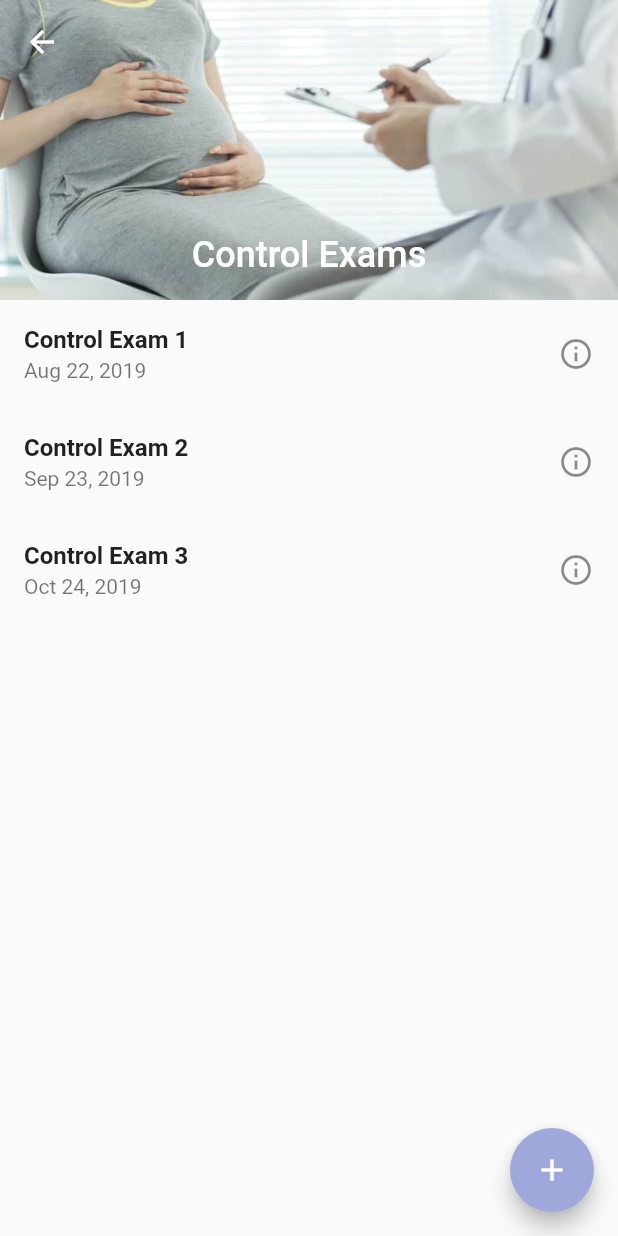
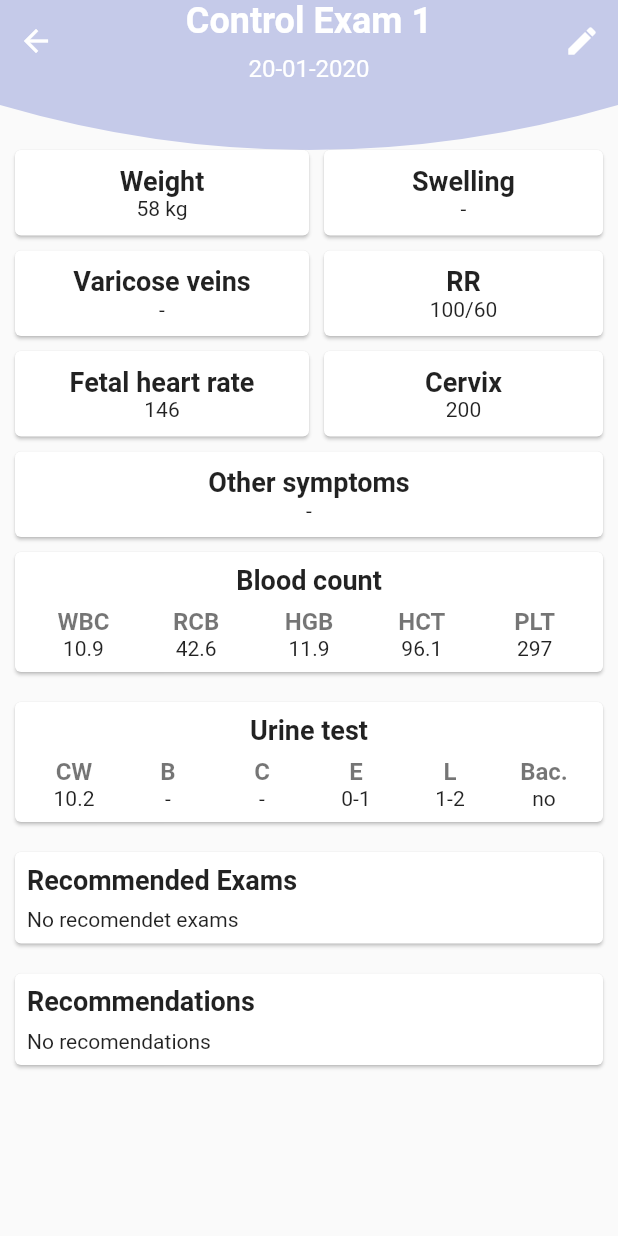
Before and after one commit to ReccaFlames/pregnancy_card, a Flutter app: the ControlExamsPage screen opened directly, after a tap on "Control Exam 1", on a phone screen of 412 x 824 dp. Run offline on Flutter 3.47's test engine with Material 2 defaults, Android fonts, the phone set to English and light mode, and no system bars; our stand-ins replace circular_check_box, image_picker; network calls fail; project files that could hold a hidden picture were left out.

Commit message:
tech: added control exams page

```diff
--- /dev/null
+++ b/lib/control_exam_details_page.dart
@@ -0,0 +1,417 @@
+import 'package:flutter/material.dart';
+import 'package:pregnancy_card/arc_banner_image.dart';
+
+class ControlExamDetails extends StatefulWidget {
+  @override
+  State<StatefulWidget> createState() => ControlExamDetailsState();
+}
+
+class ControlExamDetailsState extends State<ControlExamDetails> {
+
+  @override
+  Widget build(BuildContext context) {
+    var navigation = Row(
+      mainAxisAlignment: MainAxisAlignment.spaceBetween,
+      children: [
+        IconButton(
+          icon: Icon(Icons.arrow_back, color: Colors.white),
+          iconSize: 24,
+          onPressed: () {
+            Navigator.of(context).pop();
+          },
+        ),
+        Column(
+          children: <Widget>[
+            Text(
+              'Control Exam 1',
+              style: TextStyle(
+                color: Colors.white,
+                fontSize: 24,
+                fontWeight: FontWeight.bold,
+              ),
+            ),
+            SizedBox(height: 8.0),
+            Text(
+              '20-01-2020',
+              style: TextStyle(
+                color: Colors.white,
+                fontSize: 16,
+              ),
+            ),
+          ],
+        ),
+        IconButton(
+          icon: Icon(Icons.edit, color: Colors.white),
+          iconSize: 24,
+          onPressed: () {
+//            Navigator.push(
+//              context,
+//              MaterialPageRoute(builder: (context) => UsgEditPage()),
+//            );
+          },
+        ),
+      ],
+    );
+
+    var titleStyle = TextStyle(
+      fontWeight: FontWeight.bold,
+      fontSize: 18,
+    );
+
+    var tableHeadStyle = TextStyle(
+      fontWeight: FontWeight.bold,
+      color: Colors.black54,
+      fontSize: 16,
+    );
+
+    return Scaffold(
+      body: Column(
+        children: <Widget>[
+          Stack(
+            children: <Widget>[
+              Container(
+                color: Theme.of(context).backgroundColor,
+              ),
+              ClipPath(
+                clipper: ArcClipper(),
+                child: Container(
+                  height: 100,
+                  width: MediaQuery.of(context).size.width,
+                  color: Theme.of(context).primaryColor,
+                ),
+              ),
+              SafeArea(
+                  child: navigation,
+              ),
+            ],
+          ),
+          Flexible(
+            child: ListView(
+              children: <Widget>[
+                Container(
+                  child: Row(
+                    children: <Widget>[
+                      Expanded(
+                        flex: 1,
+                        child: Card(
+                          margin: EdgeInsets.only(left: 10),
+                          child: Padding(
+                            padding: const EdgeInsets.all(10.0),
+                            child: Column(
+                              children: <Widget>[
+                                Text(
+                                  'Weight',
+                                  style: titleStyle,
+                                ),
+                                Text('58 kg'),
+                              ],
+                            ),
+                          ),
+                        ),
+                      ),
+                      Expanded(
+                        flex: 1,
+                        child: Card(
+                          margin: EdgeInsets.only(left: 10, right: 10),
+                          child: Padding(
+                            padding: const EdgeInsets.all(10.0),
+                            child: Column(
+                              children: <Widget>[
+                                Text(
+                                  'Swelling',
+                                  style: titleStyle,
+                                ),
+                                Text('-'),
+                              ],
+                            ),
+                          ),
+                        ),
+                      ),
+                    ],
+                  ),
+                ),
+                Container(
+                  padding: EdgeInsets.only(top: 10),
+                  child: Row(
+                    children: <Widget>[
+                      Expanded(
+                        flex: 1,
+                        child: Card(
+                          margin: EdgeInsets.only(left: 10),
+                          child: Padding(
+                            padding: const EdgeInsets.all(10.0),
+                            child: Column(
+                              children: <Widget>[
+                                Text(
+                                  'Varicose veins',
+                                  style: titleStyle,
+                                ),
+                                Text('-'),
+                              ],
+                            ),
+                          ),
+                        ),
+                      ),
+                      Expanded(
+                        flex: 1,
+                        child: Card(
+                          margin: EdgeInsets.only(left: 10, right: 10),
+                          child: Padding(
+                            padding: const EdgeInsets.all(10.0),
+                            child: Column(
+                              children: <Widget>[
+                                Text(
+                                  'RR',
+                                  style: titleStyle,
+                                ),
+                                Text('100/60'),
+                              ],
+                            ),
+                          ),
+                        ),
+                      ),
+                    ],
+                  ),
+                ),
+                Container(
+                  padding: EdgeInsets.only(top: 10),
+                  child: Row(
+                    children: <Widget>[
+                      Expanded(
+                        flex: 1,
+                        child: Card(
+                          margin: EdgeInsets.only(left: 10),
+                          child: Padding(
+                            padding: const EdgeInsets.all(10.0),
+                            child: Column(
+                              children: <Widget>[
+                                Text(
+                                  'Fetal heart rate',
+                                  style: titleStyle,
+                                ),
+                                Text('146'),
+                              ],
+                            ),
+                          ),
+                        ),
+                      ),
+                      Expanded(
+                        flex: 1,
+                        child: Card(
+                          margin: EdgeInsets.only(left: 10, right: 10),
+                          child: Padding(
+                            padding: const EdgeInsets.all(10.0),
+                            child: Column(
+                              children: <Widget>[
+                                Text(
+                                  'Cervix',
+                                  style: titleStyle,
+                                ),
+                                Text('200'),
+                              ],
+                            ),
+                          ),
+                        ),
+                      ),
+                    ],
+                  ),
+                ),
+                Container(
+                  padding: EdgeInsets.only(top: 10),
+                  child: Row(
+                    children: <Widget>[
+                      Expanded(
+                        flex: 1,
+                        child: Card(
+                          margin: EdgeInsets.symmetric(horizontal: 10),
+                          child: Padding(
+                            padding: const EdgeInsets.all(10.0),
+                            child: Column(
+                              children: <Widget>[
+                                Text(
+                                  'Other symptoms',
+                                  style: titleStyle,
+                                ),
+                                Text('-'),
+                              ],
+                            ),
+                          ),
+                        ),
+                      ),
+                    ],
+                  ),
+                ),
+                Container(
+                  child: Card(
+                    margin: EdgeInsets.all(10),
+                    child: Padding(
+                      padding: const EdgeInsets.all(8.0),
+                      child: Column(
+                        children: <Widget>[
+                          Text(
+                            'Blood count',
+                            style: titleStyle,
+                          ),
+                          SizedBox(height: 8.0),
+                          Table(
+                            children: [
+                              TableRow(children: [
+                                Center(
+                                  child: Text(
+                                    'WBC',
+                                    style: tableHeadStyle,
+                                  ),
+                                ),
+                                Center(
+                                  child: Text(
+                                    'RCB',
+                                    style: tableHeadStyle,
+                                  ),
+                                ),
+                                Center(
+                                  child: Text(
+                                    'HGB',
+                                    style: tableHeadStyle,
+                                  ),
+                                ),
+                                Center(
+                                  child: Text(
+                                    'HCT',
+                                    style: tableHeadStyle,
+                                  ),
+                                ),
+                                Center(
+                                  child: Text(
+                                    'PLT',
+                                    style: tableHeadStyle,
+                                  ),
+                                ),
+                              ]),
+                              TableRow(children: [
+                                Center(child: Text('10.9')),
+                                Center(child: Text('42.6')),
+                                Center(child: Text('11.9')),
+                                Center(child: Text('96.1')),
+                                Center(child: Text('297')),
+                              ]),
+                            ],
+                          ),
+                        ],
+                      ),
+                    ),
+                  ),
+                ),
+                Container(
+                  child: Card(
+                    margin: EdgeInsets.all(10),
+                    child: Padding(
+                      padding: const EdgeInsets.all(8.0),
+                      child: Column(
+                        children: <Widget>[
+                          Text(
+                            'Urine test',
+                            style: titleStyle,
+                          ),
+                          SizedBox(height: 8.0),
+                          Table(
+                            children: [
+                              TableRow(children: [
+                                Center(
+                                  child: Text(
+                                    'CW',
+                                    style: tableHeadStyle,
+                                  ),
+                                ),
+                                Center(
+                                  child: Text(
+                                    'B',
+                                    style: tableHeadStyle,
+                                  ),
+                                ),
+                                Center(
+                                  child: Text(
+                                    'C',
+                                    style: tableHeadStyle,
+                                  ),
+                                ),
+                                Center(
+                                  child: Text(
+                                    'E',
+                                    style: tableHeadStyle,
+                                  ),
+                                ),
+                                Center(
+                                  child: Text(
+                                    'L',
+                                    style: tableHeadStyle,
+                                  ),
+                                ),
+                                Center(
+                                  child: Text(
+                                    'Bac.',
+                                    style: tableHeadStyle,
+                                  ),
+                                ),
+                              ]),
+                              TableRow(children: [
+                                Center(child: Text('10.2')),
+                                Center(child: Text('-')),
+                                Center(child: Text('-')),
+                                Center(child: Text('0-1')),
+                                Center(child: Text('1-2')),
+                                Center(child: Text('no')),
+                              ]),
+                            ],
+                          ),
+                        ],
+                      ),
+                    ),
+                  ),
+                ),
+                Container(
+                  child: Card(
+                    margin: EdgeInsets.all(10),
+                    child: Padding(
+                      padding: const EdgeInsets.all(8.0),
+                      child: Column(
+                        crossAxisAlignment: CrossAxisAlignment.start,
+                        children: <Widget>[
+                          Text(
+                            'Recommended Exams',
+                            style: titleStyle,
+                          ),
+                          SizedBox(height: 8.0,),
+                          Text('No recomendet exams'),
+                        ],
+                      ),
+                    ),
+                  ),
+                ),
+                Container(
+                  child: Card(
+                    margin: EdgeInsets.all(10),
+                    child: Padding(
+                      padding: const EdgeInsets.all(8.0),
+                      child: Column(
+                        crossAxisAlignment: CrossAxisAlignment.start,
+                        children: <Widget>[
+                          Text(
+                            'Recommendations',
+                            style: titleStyle,
+                          ),
+                          SizedBox(height: 8.0,),
+                          Text('No recomendations'),
+                        ],
+                      ),
+                    ),
+                  ),
+                ),
+              ],
+            ),
+          ),
+        ],
+      ),
+    );
+  }
+
+}
--- a/lib/control_exams_page.dart
+++ b/lib/control_exams_page.dart
@@ -1,5 +1,6 @@
 import 'package:flutter/material.dart';
 import 'package:intl/intl.dart';
+import 'package:pregnancy_card/control_exam_details_page.dart';
 
 class ControlExamsPage extends StatefulWidget {
   @override
@@ -87,7 +88,10 @@ class ControlExamsPageState extends State<ControlExamsPage> {
           background: Container(),
           child: ListTile(
             onTap: () {
-              print('tapped');
+              Navigator.push(
+                context,
+                MaterialPageRoute(builder: (context) => ControlExamDetails()),
+              );
             },
             subtitle: Row(
               mainAxisAlignment: MainAxisAlignment.spaceBetween,
```
